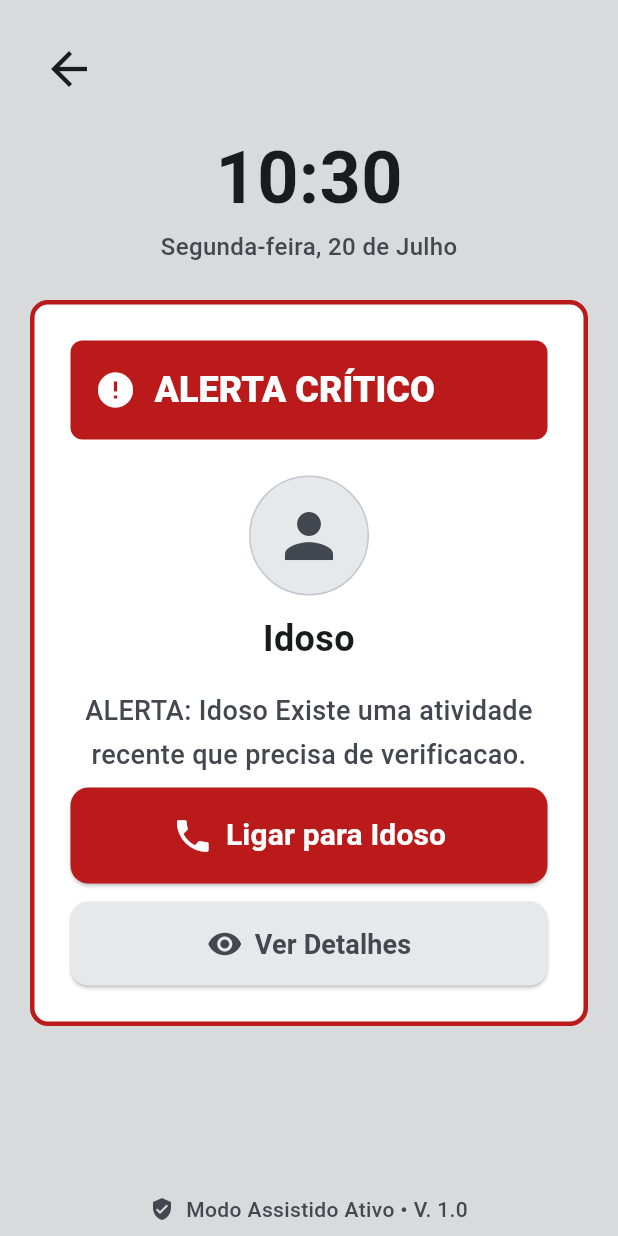
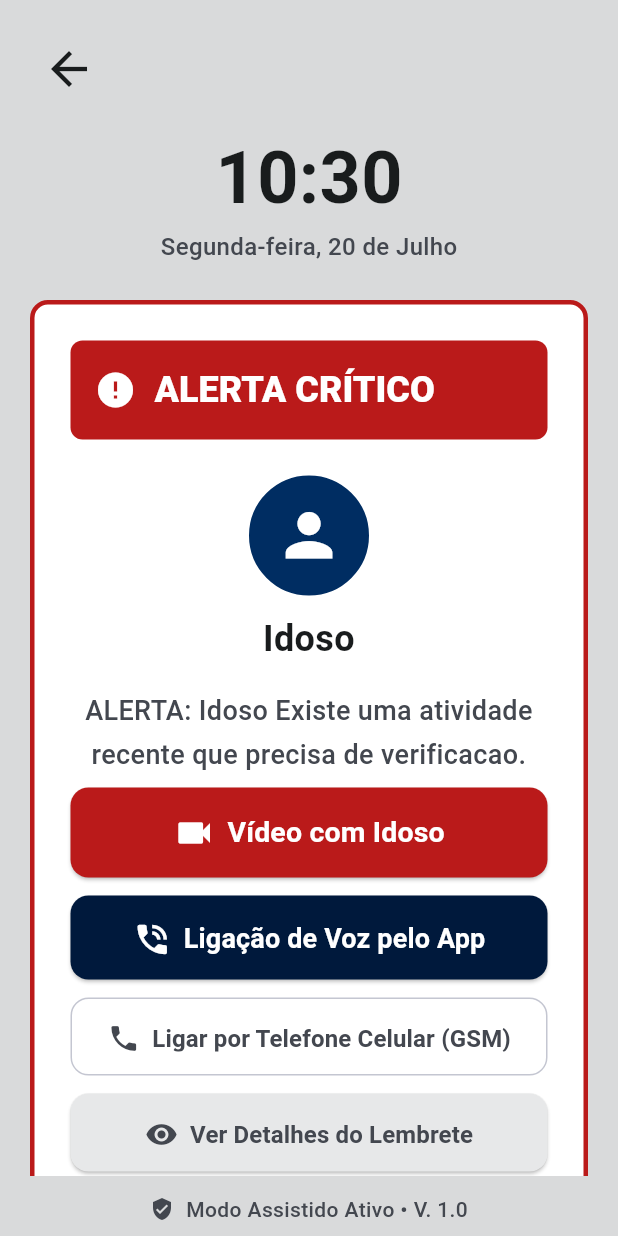
Before and after one commit to GUILHERME-TADS/LembreteAmigo, a Flutter app: the EmergencyAlertScreen screen opened by its route, on a phone screen of 412 x 824 dp. Run offline on Flutter 3.47's test engine with Material 3 defaults, Android fonts, the phone set to English and light mode, and no system bars; our stand-ins replace audioplayers, battery_plus, camera, cloud_firestore, cloud_functions, connectivity_plus and 22 more; missing offline and left inert: alarm, dart:html, home_widget, jitsi_meet_flutter_sdk, mobile_scanner, record; accounts and stored records are empty; Roboto replaces fonts that are missing (Atkinson Hyperlegible Next); statements that could not run were skipped; project files that could hold a hidden picture were left out.

Commit message:
PROJETO FINAL

```diff
--- a/lib/screens/elderly_profile_screen.dart
+++ b/lib/screens/elderly_profile_screen.dart
@@ -1025,7 +1025,7 @@ class _ElderlyProfileScreenState extends State<ElderlyProfileScreen> {
                                         SizedBox(width: 12),
                                         Flexible(
                                           child: Text(
-                                            'VELOCIDADE DA VOZ DO ALEX',
+                                            'VELOCIDADE DA VOZ',
                                             textAlign: TextAlign.center,
                                             style: TextStyle(
                                               fontSize: 18,
--- a/lib/screens/emergency_alert_screen.dart
+++ b/lib/screens/emergency_alert_screen.dart
@@ -7,6 +7,7 @@ import '../theme/app_theme.dart';
 import 'package:firebase_core/firebase_core.dart';
 import '../services/session_role_service.dart';
 import '../models/lembrete.dart';
+import '../services/video_call_service.dart';
 import '../widgets/index.dart';
 
 class EmergencyAlertScreen extends StatefulWidget {
@@ -23,6 +24,7 @@ class _EmergencyAlertScreenState extends State<EmergencyAlertScreen> {
   String _idosoName = 'Idoso';
   String _idosoPhone = '';
   String? _idosoFoto;
+  bool _isCalling = false;
 
   @override
   void initState() {
@@ -34,40 +36,68 @@ class _EmergencyAlertScreenState extends State<EmergencyAlertScreen> {
     try {
       final prefs = await SharedPreferences.getInstance();
       final idosoId = await SessionRoleService.getActiveIdosoId();
+      String nome = 'Idoso';
+      String telefone = '';
+      String? foto;
+
+      final localFoto = prefs.getString('idoso_foto_path');
+      if (localFoto != null && localFoto.isNotEmpty) {
+        foto = localFoto;
+      }
+      final jsonStr = prefs.getString('idoso_perfil');
+      if (jsonStr != null) {
+        try {
+          final decoded = jsonDecode(jsonStr);
+          if (decoded is Map) {
+            final data = Map<String, dynamic>.from(decoded);
+            nome = data['nome'] as String? ?? nome;
+            telefone = data['telefone'] as String? ?? telefone;
+            if (foto == null || (data['fotoPath'] as String?)?.startsWith('http') == true) {
+              foto = data['fotoPath'] as String? ?? foto;
+            }
+          }
+        } catch (_) {}
+      }
 
       bool useFirebase = false;
       try {
         useFirebase = Firebase.apps.isNotEmpty;
       } catch (_) {}
 
-      if (useFirebase) {
-        final doc = await FirebaseFirestore.instance
+      if (useFirebase && !SessionRoleService.isLocalOnlyIdosoId(idosoId)) {
+        try {
+          final docPerfil = await FirebaseFirestore.instance
+              .collection('idoso_perfil')
+              .doc(idosoId)
+              .get();
+          final docIdoso = await FirebaseFirestore.instance
               .collection('idosos')
               .doc(idosoId)
               .get();
-        if (doc.exists && doc.data() != null && mounted) {
-          setState(() {
-            _idosoName = doc.data()?['nome'] ?? 'Idoso';
-            _idosoPhone = doc.data()?['telefone'] ?? '';
-            _idosoFoto = doc.data()?['fotoPath'] as String?;
-          });
-          return;
+
+          if (docIdoso.exists && docIdoso.data() != null) {
+            final data = docIdoso.data()!;
+            nome = data['nome'] as String? ?? nome;
+            telefone = data['telefone'] as String? ?? telefone;
+            foto = data['fotoPath'] as String? ?? foto;
+          }
+          if (docPerfil.exists && docPerfil.data() != null) {
+            final data = docPerfil.data()!;
+            nome = data['nome'] as String? ?? nome;
+            telefone = data['telefone'] as String? ?? telefone;
+            foto = data['fotoPath'] as String? ?? foto;
+          }
+        } catch (fbErr) {
+          debugPrint('Erro ao carregar do Firebase no alerta crítico: $fbErr');
         }
       }
 
-      // Fallback local simulation
-      final jsonStr = prefs.getString('idoso_perfil');
-      if (jsonStr != null) {
-        final decoded = jsonDecode(jsonStr);
-        if (decoded is! Map) return;
-        final data = Map<String, dynamic>.from(decoded);
       if (mounted) {
         setState(() {
-            _idosoName = data['nome'] as String? ?? 'Idoso';
-            _idosoPhone = data['telefone'] as String? ?? '';
-            _idosoFoto = data['fotoPath'] as String?;
+          _idosoName = nome;
+          _idosoPhone = telefone;
+          _idosoFoto = foto;
         });
-        }
       }
     } catch (e) {
       debugPrint('Erro ao carregar dados do idoso para alerta: $e');
@@ -99,6 +129,46 @@ class _EmergencyAlertScreenState extends State<EmergencyAlertScreen> {
       }
     } catch (e) {
       debugPrint('Erro ao abrir discador: $e');
+    }
+  }
+
+  Future<void> _fazerLigacaoApp(String callType) async {
+    if (_isCalling) return;
+    setState(() => _isCalling = true);
+    try {
+      final idosoId = await SessionRoleService.getActiveIdosoId();
+      final call = await VideoCallService.instance.initiateCall(
+        idosoId: idosoId,
+        callType: callType,
+        initiatedBy: SessionRoleService.isSupervisor ? 'supervisor' : 'idoso',
+      );
+      if (call != null && mounted) {
+        await VideoCallService.instance.joinCall(
+          call.roomName,
+          callType: callType,
+          callId: call.callId,
+          alreadyVerified: true,
+        );
+      } else if (mounted) {
+        ScaffoldMessenger.of(context).showSnackBar(
+          const SnackBar(
+            content: Text('Não foi possível iniciar a chamada pelo aplicativo.'),
+            backgroundColor: AppColors.error,
+          ),
+        );
+      }
+    } catch (e) {
+      debugPrint('Erro ao iniciar chamada pelo app: $e');
+      if (mounted) {
+        ScaffoldMessenger.of(context).showSnackBar(
+          SnackBar(
+            content: Text('Erro ao iniciar chamada: $e'),
+            backgroundColor: AppColors.error,
+          ),
+        );
+      }
+    } finally {
+      if (mounted) setState(() => _isCalling = false);
     }
   }
 
@@ -207,27 +277,10 @@ class _EmergencyAlertScreenState extends State<EmergencyAlertScreen> {
                           ),
                         ),
                         const SizedBox(height: 24),
-                        Container(
-                          width: 80,
-                          height: 80,
-                          decoration: BoxDecoration(
-                            shape: BoxShape.circle,
-                            color: AppColors.surfaceContainerHigh,
-                            border: Border.all(color: AppColors.outlineVariant),
-                            image: _idosoFoto != null && _idosoFoto!.isNotEmpty
-                                ? DecorationImage(
-                                    image: NetworkImage(_idosoFoto!),
-                                    fit: BoxFit.cover,
-                                  )
-                                : null,
-                          ),
-                          child: _idosoFoto == null || _idosoFoto!.isEmpty
-                              ? const Icon(
-                                  Icons.person,
-                                  size: 48,
-                                  color: AppColors.onSurfaceVariant,
-                                )
-                              : null,
+                        ElderlyProfileAvatar(
+                          fotoPath: _idosoFoto,
+                          size: 80,
+                          borderWidth: 2,
                         ),
                         const SizedBox(height: 12),
                         Text(
@@ -279,16 +332,25 @@ class _EmergencyAlertScreenState extends State<EmergencyAlertScreen> {
                         const SizedBox(height: 8),
                         SizedBox(
                           width: double.infinity,
-                          height: 64,
+                          height: 60,
                           child: ElevatedButton.icon(
-                            onPressed: _fazerLigacao,
-                            icon: const Icon(Icons.phone, size: 28),
+                            onPressed: _isCalling ? null : () => _fazerLigacaoApp('video'),
+                            icon: _isCalling
+                                ? const SizedBox(
+                                    width: 24,
+                                    height: 24,
+                                    child: CircularProgressIndicator(
+                                      strokeWidth: 2,
+                                      color: Colors.white,
+                                    ),
+                                  )
+                                : const Icon(Icons.videocam, size: 28),
                             label: Text(
-                              'Ligar para $_idosoName',
+                              _isCalling ? 'Iniciando vídeo...' : 'Vídeo com $_idosoName',
                               maxLines: 1,
                               overflow: TextOverflow.ellipsis,
                               style: const TextStyle(
-                                fontSize: 20,
+                                fontSize: 19,
                                 fontWeight: FontWeight.w700,
                               ),
                             ),
@@ -306,12 +368,60 @@ class _EmergencyAlertScreenState extends State<EmergencyAlertScreen> {
                           width: double.infinity,
                           height: 56,
                           child: ElevatedButton.icon(
-                            onPressed: _verDetalhes,
-                            icon: const Icon(Icons.visibility, size: 24),
+                            onPressed: _isCalling ? null : () => _fazerLigacaoApp('voice'),
+                            icon: const Icon(Icons.phone_in_talk, size: 26),
                             label: const Text(
-                              'Ver Detalhes',
+                              'Ligação de Voz pelo App',
+                              maxLines: 1,
+                              overflow: TextOverflow.ellipsis,
                               style: TextStyle(
                                 fontSize: 18,
+                                fontWeight: FontWeight.w700,
+                              ),
+                            ),
+                            style: ElevatedButton.styleFrom(
+                              backgroundColor: AppColors.primary,
+                              foregroundColor: Colors.white,
+                              shape: RoundedRectangleBorder(
+                                borderRadius: BorderRadius.circular(12),
+                              ),
+                            ),
+                          ),
+                        ),
+                        const SizedBox(height: 12),
+                        SizedBox(
+                          width: double.infinity,
+                          height: 52,
+                          child: OutlinedButton.icon(
+                            onPressed: _isCalling ? null : _fazerLigacao,
+                            icon: const Icon(Icons.phone, size: 22, color: AppColors.onSurfaceVariant),
+                            label: const Text(
+                              'Ligar por Telefone Celular (GSM)',
+                              style: TextStyle(
+                                fontSize: 16,
+                                fontWeight: FontWeight.w600,
+                                color: AppColors.onSurfaceVariant,
+                              ),
+                            ),
+                            style: OutlinedButton.styleFrom(
+                              side: const BorderSide(color: AppColors.outlineVariant),
+                              shape: RoundedRectangleBorder(
+                                borderRadius: BorderRadius.circular(12),
+                              ),
+                            ),
+                          ),
+                        ),
+                        const SizedBox(height: 12),
+                        SizedBox(
+                          width: double.infinity,
+                          height: 52,
+                          child: ElevatedButton.icon(
+                            onPressed: _verDetalhes,
+                            icon: const Icon(Icons.visibility, size: 22),
+                            label: const Text(
+                              'Ver Detalhes do Lembrete',
+                              style: TextStyle(
+                                fontSize: 16,
                                 fontWeight: FontWeight.w700,
                               ),
                             ),
--- a/lib/screens/new_reminder_screen.dart
+++ b/lib/screens/new_reminder_screen.dart
@@ -1893,7 +1893,12 @@ class _NewReminderScreenState extends State<NewReminderScreen> {
       setState(() => _isSaving = true);
     }
 
-    if (_selectedCategory == 'medicacao') {
+    final bool isMedicationChanged = widget.lembrete == null ||
+        widget.lembrete!.titulo.trim().toLowerCase() != titulo.trim().toLowerCase() ||
+        widget.lembrete!.horarioHour != _selectedTime!.hour ||
+        widget.lembrete!.horarioMinute != _selectedTime!.minute;
+
+    if (_selectedCategory == 'medicacao' && isMedicationChanged) {
       showDialog(
         context: context,
         barrierDismissible: false,
--- a/lib/theme/app_theme.dart
+++ b/lib/theme/app_theme.dart
@@ -173,6 +173,7 @@ class AppTheme {
         fontFamily: AppTypography.fontFamily,
         fontSize: 24,
         fontWeight: FontWeight.bold,
+        color: AppColors.primary,
       ),
     ),
     colorScheme: ColorScheme(
```
Also changed, not shown: lib/screens/messages_screen.dart (+20 -5 lines), lib/screens/supervisor_edit_elderly_profile_screen.dart (+14 -1 lines), lib/services/google_auth_service.dart (+8 -5 lines). Lines whose indentation alone changed are shown as unchanged.
